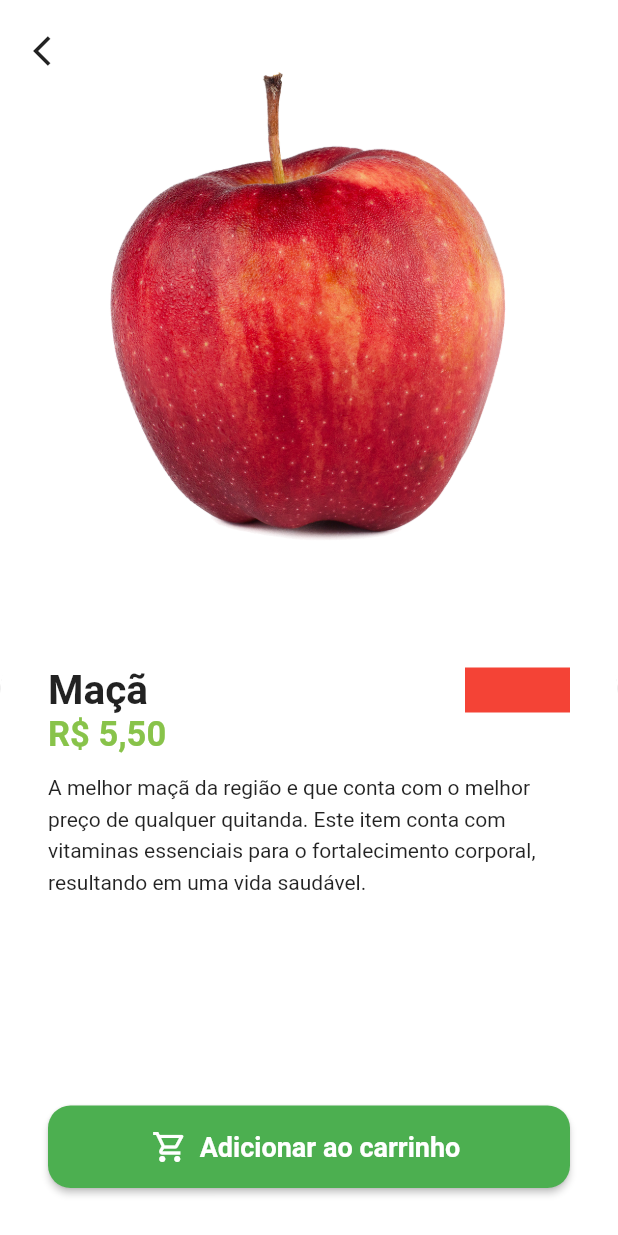
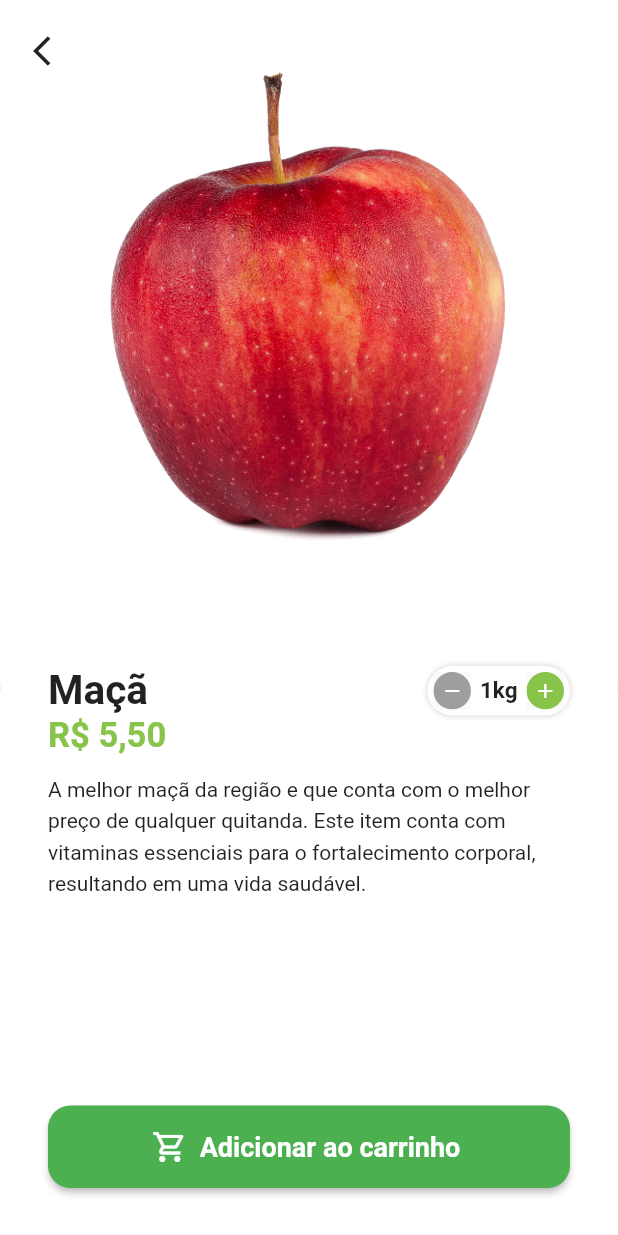
Before and after one commit to Fabricio-Guima/dart-fundamentos, a Flutter app: the screen it shows after launch, after a tap on "Entrar", after a tap on "Maçã", on a phone screen of 412 x 824 dp. Run offline on Flutter 3.47's test engine with Material 2 defaults, Android fonts, the phone set to English and light mode, and no system bars; our stand-ins replace animated_text_kit, badges, mask_text_input_formatter, sqflite, synchronized; missing offline and left inert: dart:mirrors, mysql1; accounts and stored records are empty.

Commit message:
botoes add e remover produtos do carrinho

```diff
--- /dev/null
+++ b/quitanda/lib/src/pages/common_widgets/quantity_widget.dart
@@ -0,0 +1,87 @@
+import 'package:flutter/material.dart';
+import 'package:quitanda/src/config/custom_colors.dart';
+
+class QuantityWidget extends StatelessWidget {
+  const QuantityWidget({Key? key}) : super(key: key);
+
+  @override
+  Widget build(BuildContext context) {
+    return Container(
+      padding: const EdgeInsets.all(4),
+      decoration: BoxDecoration(
+        color: Colors.white,
+        borderRadius: BorderRadius.circular(50),
+        boxShadow: [
+          BoxShadow(
+            color: Colors.grey.shade300,
+            spreadRadius: 1,
+            blurRadius: 2,
+          ),
+        ],
+      ),
+      child: Row(
+        children: [
+          //tipo o gestureDetector para colocar clicks nas coisas
+          // material aqui serve para dar uma animação quando clicado
+          _QuantityButton(
+            icon: Icons.remove,
+            color: Colors.grey,
+            onPressed: () {},
+          ),
+
+          const Padding(
+            padding: EdgeInsets.symmetric(horizontal: 6),
+            child: Text(
+              '1kg',
+              style: TextStyle(fontSize: 15, fontWeight: FontWeight.bold),
+            ),
+          ),
+
+          _QuantityButton(
+            icon: Icons.add,
+            color: CustomColors.customSwatchColor,
+            onPressed: () {},
+          ),
+        ],
+      ),
+    );
+  }
+}
+
+//componente botao
+class _QuantityButton extends StatelessWidget {
+  final Color color;
+  final IconData icon;
+  final VoidCallback onPressed;
+
+  const _QuantityButton({
+    Key? key,
+    required this.color,
+    required this.icon,
+    required this.onPressed,
+  }) : super(key: key);
+
+  @override
+  Widget build(BuildContext context) {
+    return Material(
+      child: InkWell(
+        borderRadius: BorderRadius.circular(50),
+        onTap: onPressed,
+        //ink aqui serve com um Container
+        child: Ink(
+          height: 25,
+          width: 25,
+          decoration: BoxDecoration(
+            color: color,
+            shape: BoxShape.circle,
+          ),
+          child: Icon(
+            icon,
+            color: Colors.white,
+            size: 16,
+          ),
+        ),
+      ),
+    );
+  }
+}
--- a/quitanda/lib/src/pages/product/product_screen.dart
+++ b/quitanda/lib/src/pages/product/product_screen.dart
@@ -1,6 +1,7 @@
 import 'package:flutter/material.dart';
 import 'package:quitanda/src/config/custom_colors.dart';
 import 'package:quitanda/src/models/item_model.dart';
+import 'package:quitanda/src/pages/common_widgets/quantity_widget.dart';
 import 'package:quitanda/src/services/utils_services.dart';
 
 class ProductScreen extends StatelessWidget {
@@ -65,11 +66,8 @@ class ProductScreen extends StatelessWidget {
                               ),
                             ),
                           ),
-                          Container(
-                            height: 30,
-                            width: 70,
-                            color: Colors.red,
-                          )
+                          //Quantidade
+                          QuantityWidget(),
                         ],
                       ),
                       // Preço
```
